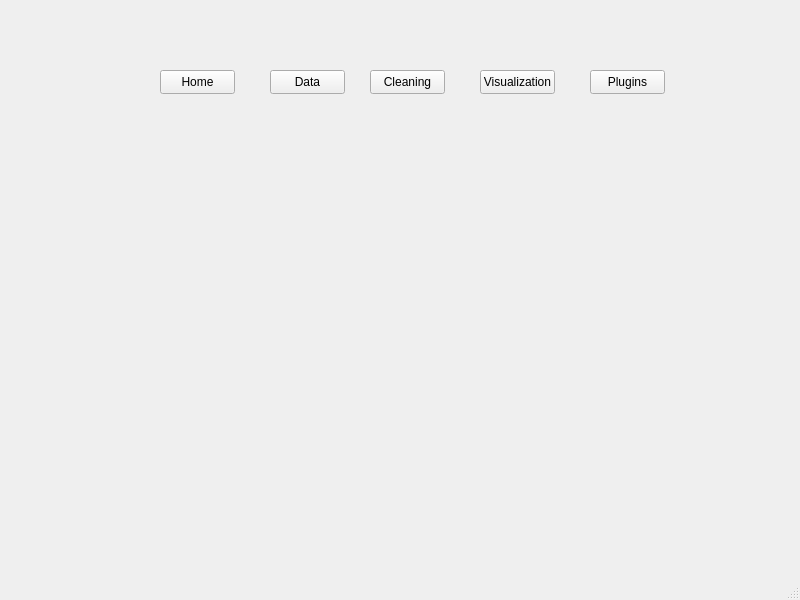
The window that datapalettemainwindow.ui (Treamas/DataPalette) describes before a commit, drawn with Qt 5.
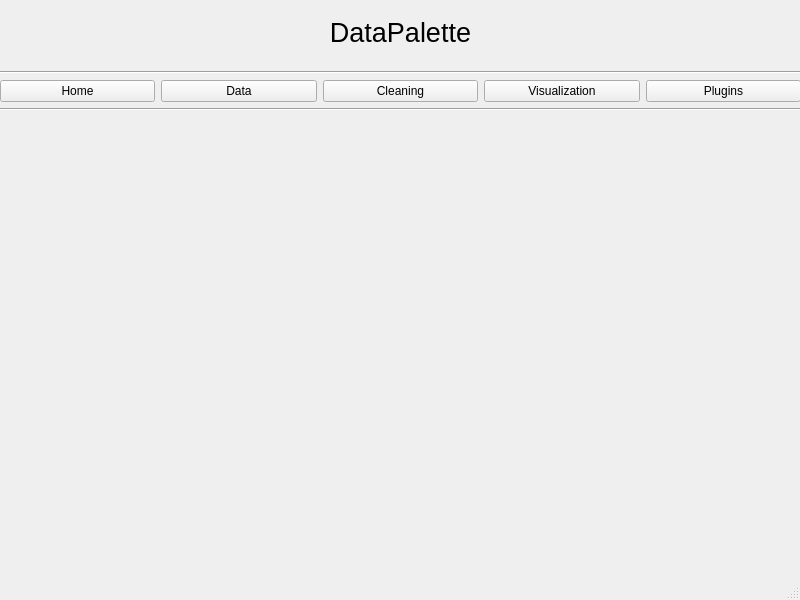
The same window after the commit.

Commit message: Added Data Widget

```diff
--- a/datapalettemainwindow.ui
+++ b/datapalettemainwindow.ui
@@ -14,82 +14,136 @@
    <string>DataPaletteMainWindow</string>
   </property>
   <widget class="QWidget" name="centralwidget">
-   <widget class="QPushButton" name="cleaningButton">
-    <property name="geometry">
-     <rect>
-      <x>370</x>
-      <y>70</y>
-      <width>75</width>
-      <height>24</height>
-     </rect>
-    </property>
-    <property name="text">
-     <string>Cleaning</string>
-    </property>
-   </widget>
    <widget class="QStackedWidget" name="stackedWidget">
     <property name="geometry">
      <rect>
       <x>10</x>
-      <y>170</y>
+      <y>120</y>
       <width>771</width>
-      <height>381</height>
+      <height>431</height>
      </rect>
     </property>
+    <property name="layoutDirection">
+     <enum>Qt::LayoutDirection::LeftToRight</enum>
+    </property>
     <widget class="QWidget" name="page"/>
     <widget class="QWidget" name="page_2"/>
    </widget>
-   <widget class="QPushButton" name="homeButton">
+   <widget class="QWidget" name="verticalLayoutWidget">
     <property name="geometry">
      <rect>
-      <x>160</x>
-      <y>70</y>
-      <width>75</width>
-      <height>24</height>
+      <x>0</x>
+      <y>0</y>
+      <width>801</width>
+      <height>111</height>
      </rect>
     </property>
-    <property name="text">
-     <string>Home</string>
-    </property>
-   </widget>
-   <widget class="QPushButton" name="dataButton">
-    <property name="geometry">
-     <rect>
-      <x>270</x>
-      <y>70</y>
-      <width>75</width>
-      <height>24</height>
-     </rect>
-    </property>
-    <property name="text">
-     <string>Data</string>
-    </property>
-   </widget>
-   <widget class="QPushButton" name="visualizationButton">
-    <property name="geometry">
-     <rect>
-      <x>480</x>
-      <y>70</y>
-      <width>75</width>
-      <height>24</height>
-     </rect>
-    </property>
-    <property name="text">
-     <string>Visualization</string>
-    </property>
-   </widget>
-   <widget class="QPushButton" name="pluginButton">
-    <property name="geometry">
-     <rect>
-      <x>590</x>
-      <y>70</y>
-      <width>75</width>
-      <height>24</height>
-     </rect>
-    </property>
-    <property name="text">
-     <string>Plugins</string>
-    </property>
+    <layout class="QVBoxLayout" name="verticalLayout">
+     <property name="sizeConstraint">
+      <enum>QLayout::SizeConstraint::SetMaximumSize</enum>
+     </property>
+     <item>
+      <widget class="QLabel" name="dplabel">
+       <property name="font">
+        <font>
+         <pointsize>20</pointsize>
+        </font>
+       </property>
+       <property name="text">
+        <string>DataPalette</string>
+       </property>
+       <property name="alignment">
+        <set>Qt::AlignmentFlag::AlignCenter</set>
+       </property>
+      </widget>
+     </item>
+     <item>
+      <widget class="QFrame" name="horizontalLine1">
+       <property name="sizePolicy">
+        <sizepolicy hsizetype="Expanding" vsizetype="Fixed">
+         <horstretch>0</horstretch>
+         <verstretch>0</verstretch>
+        </sizepolicy>
+       </property>
+       <property name="frameShape">
+        <enum>QFrame::Shape::HLine</enum>
+       </property>
+       <property name="frameShadow">
+        <enum>QFrame::Shadow::Sunken</enum>
+       </property>
+      </widget>
+     </item>
+     <item>
+      <layout class="QHBoxLayout" name="buttonLayout">
+       <property name="sizeConstraint">
+        <enum>QLayout::SizeConstraint::SetFixedSize</enum>
+       </property>
+       <property name="topMargin">
+        <number>0</number>
+       </property>
+       <property name="bottomMargin">
+        <number>0</number>
+       </property>
+       <item>
+        <widget class="QPushButton" name="homeButton">
+         <property name="sizePolicy">
+          <sizepolicy hsizetype="Minimum" vsizetype="Fixed">
+           <horstretch>0</horstretch>
+           <verstretch>0</verstretch>
+          </sizepolicy>
+         </property>
+         <property name="text">
+          <string>Home</string>
+         </property>
+        </widget>
+       </item>
+       <item>
+        <widget class="QPushButton" name="dataButton">
+         <property name="text">
+          <string>Data</string>
+         </property>
+        </widget>
+       </item>
+       <item>
+        <widget class="QPushButton" name="cleaningButton">
+         <property name="text">
+          <string>Cleaning</string>
+         </property>
+        </widget>
+       </item>
+       <item>
+        <widget class="QPushButton" name="visualizationButton">
+         <property name="text">
+          <string>Visualization</string>
+         </property>
+        </widget>
+       </item>
+       <item>
+        <widget class="QPushButton" name="pluginButton">
+         <property name="text">
+          <string>Plugins</string>
+         </property>
+        </widget>
+       </item>
+      </layout>
+     </item>
+     <item>
+      <widget class="QFrame" name="horizontalLine1_2">
+       <property name="sizePolicy">
+        <sizepolicy hsizetype="Expanding" vsizetype="Fixed">
+         <horstretch>0</horstretch>
+         <verstretch>0</verstretch>
+        </sizepolicy>
+       </property>
+       <property name="frameShape">
+        <enum>QFrame::Shape::HLine</enum>
+       </property>
+       <property name="frameShadow">
+        <enum>QFrame::Shadow::Sunken</enum>
+       </property>
+      </widget>
+     </item>
+    </layout>
    </widget>
   </widget>
   <widget class="QMenuBar" name="menubar">
```
The commit also changes 12 other files.
